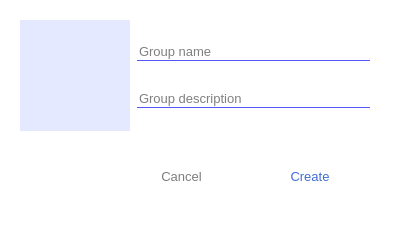
This is Client/creategroup.ui in a-mkrv/Chat as Qt 5 draws it before an edit. The edited form follows.
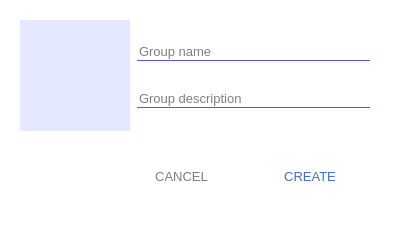
This is the edited form.

Diff of the .ui file:
```diff
--- a/Client/creategroup.ui
+++ b/Client/creategroup.ui
@@ -6,8 +6,8 @@
    <rect>
     <x>0</x>
     <y>0</y>
-    <width>403</width>
-    <height>234</height>
+    <width>400</width>
+    <height>230</height>
    </rect>
   </property>
   <property name="windowTitle">
@@ -16,7 +16,7 @@
   <property name="styleSheet">
    <string notr="true">background-color: rgb(255, 255, 255);</string>
   </property>
-  <widget class="QWidget" name="">
+  <widget class="QWidget" name="layoutWidget">
    <property name="geometry">
     <rect>
      <x>20</x>
@@ -92,7 +92,7 @@
     </item>
    </layout>
   </widget>
-  <widget class="QWidget" name="">
+  <widget class="QWidget" name="layoutWidget">
    <property name="geometry">
     <rect>
      <x>20</x>
@@ -132,7 +132,7 @@
 QPushButton:hover{background: #f6f4ff; border:none;}</string>
         </property>
         <property name="text">
-         <string>Cancel</string>
+         <string>CANCEL</string>
         </property>
         <property name="flat">
          <bool>true</bool>
@@ -152,7 +152,7 @@
 QPushButton:hover{background: #f6f4ff; border:none;}</string>
         </property>
         <property name="text">
-         <string>Create</string>
+         <string>CREATE</string>
         </property>
         <property name="flat">
          <bool>true</bool>
```
Left out of the diff: 7 changed lines with no effect on the pictures.
